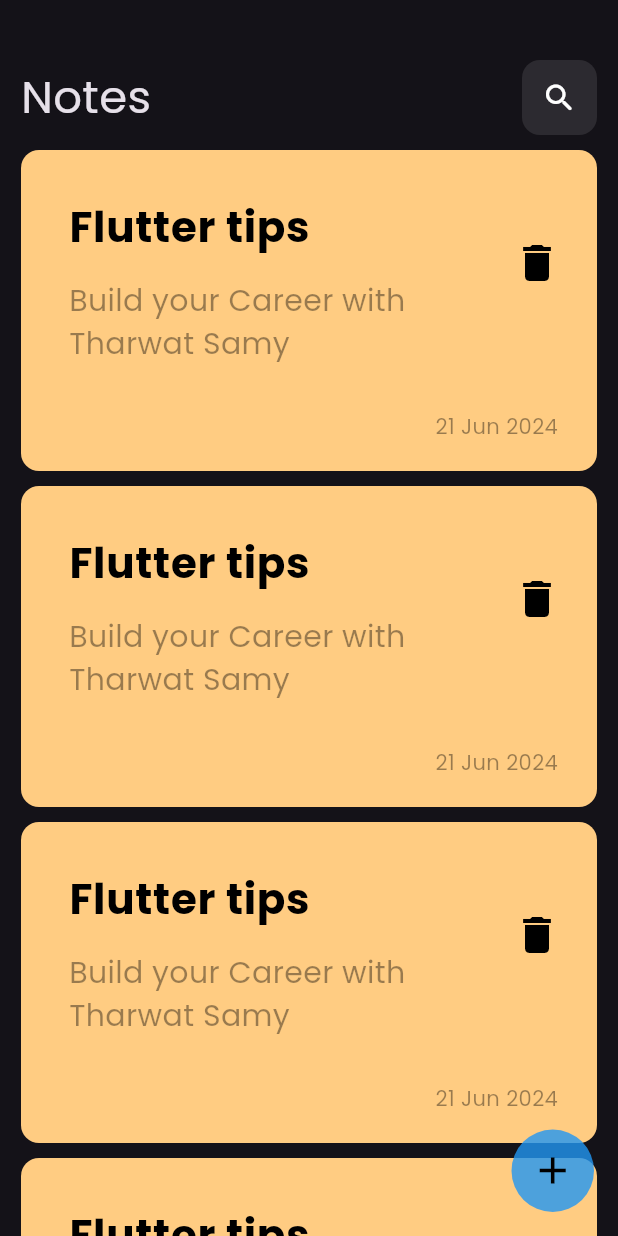
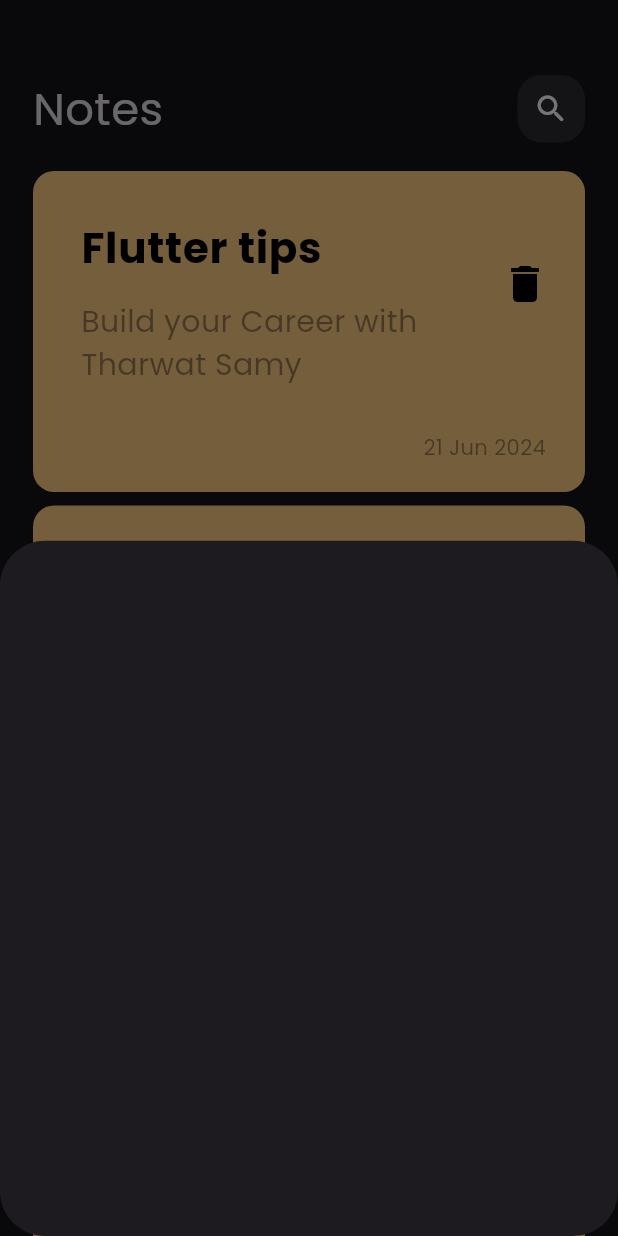
Before and after one commit to HazemAhmed677/notes-app, a Flutter app: the screen it shows after launch, after a tap on the "add" icon, on a phone screen of 412 x 824 dp. Run offline on Flutter 3.47's test engine with Material 3 defaults, Android fonts, the phone set to English and light mode, and no system bars.

Commit message:
create bottom modal sheet

```diff
--- a/lib/views/notes_view.dart
+++ b/lib/views/notes_view.dart
@@ -1,46 +1,14 @@
 import 'package:flutter/material.dart';
-import 'package:notes_app/widgets/custom_appbar.dart';
-import 'package:notes_app/widgets/note_item.dart';
+import 'package:notes_app/widgets/custom_floating_action_button.dart';
+import 'package:notes_app/widgets/note_view_body.dart';
 
 class NotesView extends StatelessWidget {
   const NotesView({super.key});
 
   @override
   Widget build(BuildContext context) {
-    return Scaffold(
-      floatingActionButton: Container(
-        height: 55,
-        width: 55,
-        decoration: BoxDecoration(
-            color: Colors.blue.withOpacity(0.8),
-            borderRadius: BorderRadius.circular(50)),
-        child: IconButton(
-          onPressed: () {},
-          icon: const Icon(
-            Icons.add,
-            size: 30,
-            color: Colors.black,
-          ),
-        ),
-      ),
-      body: Padding(
-        padding: const EdgeInsets.symmetric(horizontal: 14),
-        child: Column(
-          children: [
-            const SizedBox(
-              height: 40,
-            ),
-            const CustomAppBar(),
-            Expanded(
-                child: ListView.builder(
-              itemBuilder: (context, index) => const Padding(
-                padding: EdgeInsets.only(bottom: 10),
-                child: NoteItem(),
-              ),
-            ))
-          ],
-        ),
-      ),
-    );
+    return const Scaffold(
+        floatingActionButton: CustomFloatingActionButton(),
+        body: NoteViewBody());
   }
 }
--- a/lib/widgets/custom_appbar.dart
+++ b/lib/widgets/custom_appbar.dart
@@ -1,5 +1,4 @@
 import 'package:flutter/material.dart';
-import 'package:flutter/widgets.dart';
 
 class CustomAppBar extends StatelessWidget {
   const CustomAppBar({super.key});
@@ -7,7 +6,8 @@ class CustomAppBar extends StatelessWidget {
   Widget build(BuildContext context) {
     return Padding(
       padding: const EdgeInsets.only(
-        bottom: 10,
+        bottom: 15,
+        top: 10,
       ),
       child: Row(
         mainAxisAlignment: MainAxisAlignment.spaceBetween,
@@ -20,13 +20,13 @@ class CustomAppBar extends StatelessWidget {
           ),
           InkWell(
             onTap: () {},
-            borderRadius: BorderRadius.circular(12),
+            borderRadius: BorderRadius.circular(16),
             child: Container(
-              height: 50,
-              width: 50,
+              height: 45,
+              width: 45,
               decoration: BoxDecoration(
                 color: Colors.white.withOpacity(0.1),
-                borderRadius: BorderRadius.circular(12),
+                borderRadius: BorderRadius.circular(16),
               ),
               child: const Icon(
                 Icons.search_rounded,
--- /dev/null
+++ b/lib/widgets/custom_bottom_modal_sheet.dart
@@ -0,0 +1,10 @@
+import 'package:flutter/material.dart';
+
+class CustomBottomModalSheet extends StatelessWidget {
+  const CustomBottomModalSheet({super.key});
+
+  @override
+  Widget build(BuildContext context) {
+    return Container();
+  }
+}
--- /dev/null
+++ b/lib/widgets/custom_floating_action_button.dart
@@ -0,0 +1,32 @@
+import 'package:flutter/material.dart';
+import 'package:notes_app/widgets/custom_bottom_modal_sheet.dart';
+
+class CustomFloatingActionButton extends StatelessWidget {
+  const CustomFloatingActionButton({super.key});
+
+  @override
+  Widget build(BuildContext context) {
+    return Container(
+      height: 55,
+      width: 55,
+      decoration: BoxDecoration(
+          color: const Color.fromARGB(255, 9, 206, 220),
+          borderRadius: BorderRadius.circular(50)),
+      child: IconButton(
+        onPressed: () {
+          showModalBottomSheet(
+            shape: RoundedRectangleBorder(
+                borderRadius: BorderRadiusDirectional.circular(30)),
+            context: context,
+            builder: (context) => const CustomBottomModalSheet(),
+          );
+        },
+        icon: const Icon(
+          Icons.add,
+          size: 30,
+          color: Colors.black,
+        ),
+      ),
+    );
+  }
+}
--- a/lib/widgets/note_item.dart
+++ b/lib/widgets/note_item.dart
@@ -10,7 +10,7 @@ class NoteItem extends StatelessWidget {
     return Container(
       decoration: BoxDecoration(
         color: const Color(0xffFFCC82),
-        borderRadius: BorderRadius.circular(12),
+        borderRadius: BorderRadius.circular(14),
       ),
       child: Column(
         crossAxisAlignment: CrossAxisAlignment.end,
--- /dev/null
+++ b/lib/widgets/note_view_body.dart
@@ -0,0 +1,33 @@
+import 'package:flutter/material.dart';
+import 'package:notes_app/widgets/custom_appbar.dart';
+import 'package:notes_app/widgets/note_item.dart';
+
+class NoteViewBody extends StatelessWidget {
+  const NoteViewBody({super.key});
+
+  @override
+  Widget build(BuildContext context) {
+    return Padding(
+      padding: const EdgeInsets.symmetric(horizontal: 22),
+      child: Column(
+        children: [
+          const SizedBox(
+            height: 40,
+          ),
+          const CustomAppBar(),
+          Expanded(
+              child: ListView.builder(
+            padding: EdgeInsets.zero,
+            itemBuilder: (context, index) => const Padding(
+              padding: EdgeInsets.only(
+                bottom: 5,
+                top: 4,
+              ),
+              child: NoteItem(),
+            ),
+          ))
+        ],
+      ),
+    );
+  }
+}
```
